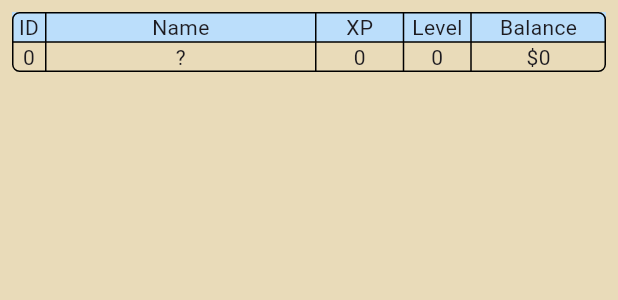
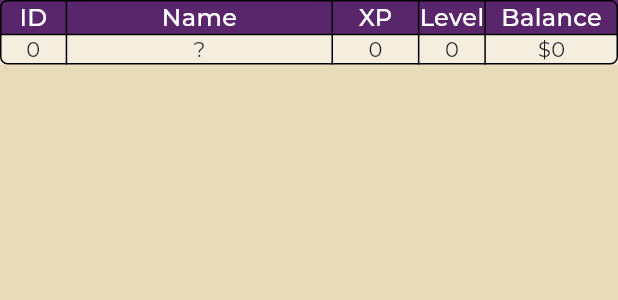
Before and after one commit to Flamenate/sentov-frontend, a Flutter app: the PlayerTable widget shown alone on an empty page, opened directly with empty values, on a phone screen of 412 x 824 dp. Shown: the top 300 px of the screen. Run offline on Flutter 3.47's test engine with Material 2 defaults, Android fonts, the light colour scheme and no system bars; our stand-ins replace go_router.

Commit message:
style: remove padding from player table widget & restyle title row

```diff
--- a/lib/widgets/player_table.dart
+++ b/lib/widgets/player_table.dart
@@ -9,28 +9,34 @@
 
   @override
   Widget build(BuildContext context) {
-    return Padding(
-      padding: const EdgeInsets.all(8.0),
-      child: Table(
+    TextStyle titleRowStyle = TextStyle(
+        color: Colors.white,
+        fontFamily: "Montserrat",
+        fontWeight: FontWeight.w500,
+        fontSize: 16.0);
+    return Table(
         border: TableBorder.all(borderRadius: BorderRadius.circular(5.0)),
         defaultVerticalAlignment: TableCellVerticalAlignment.middle,
         defaultColumnWidth: FlexColumnWidth(),
         columnWidths: {
-            0: FlexColumnWidth(0.5),
+          0: FlexColumnWidth(1),
           1: FlexColumnWidth(4),
           2: FlexColumnWidth(1.3),
           3: FlexColumnWidth(1),
           4: FlexColumnWidth(2),
         },
         children: [
-            TableRow(children: [
-              Center(child: Text("ID")),
-              Center(child: Text("Name")),
-              Center(child: Text("XP")),
-              Center(child: Text("Level")),
-              Center(child: Text("Balance")),
-            ], decoration: BoxDecoration(color: Colors.blue.shade100)),
-            TableRow(children: [
+          TableRow(
+              children: [
+                Center(child: Text("ID", style: titleRowStyle)),
+                Center(child: Text("Name", style: titleRowStyle)),
+                Center(child: Text("XP", style: titleRowStyle)),
+                Center(child: Text("Level", style: titleRowStyle)),
+                Center(child: Text("Balance", style: titleRowStyle)),
+              ],
+              decoration:
+                  BoxDecoration(color: Color.fromARGB(255, 90, 38, 107))),
+          TableRow(decoration: BoxDecoration(color: Colors.white54), children: [
             Center(child: Text(player.id.toString())),
             Center(child: Text(player.name.isNotEmpty ? player.name : "?")),
             Center(child: Text(player.xp.toString())),
@@ -39,7 +45,6 @@
                 child: Text(
                     "\$${NumberFormat.currency(symbol: '', decimalDigits: 0).format(player.balance)}"))
           ])
-          ]),
-    );
+        ]);
   }
 }
--- a/pubspec.yaml
+++ b/pubspec.yaml
@@ -30,3 +30,6 @@
         - family: Unbounded
           fonts:
               - asset: assets/fonts/Unbounded.ttf
+        - family: Montserrat
+          fonts:
+              - asset: assets/fonts/Montserrat.ttf
```
Also changed, not shown: assets/fonts/Montserrat.ttf (added). Lines whose indentation alone changed are shown as unchanged.
